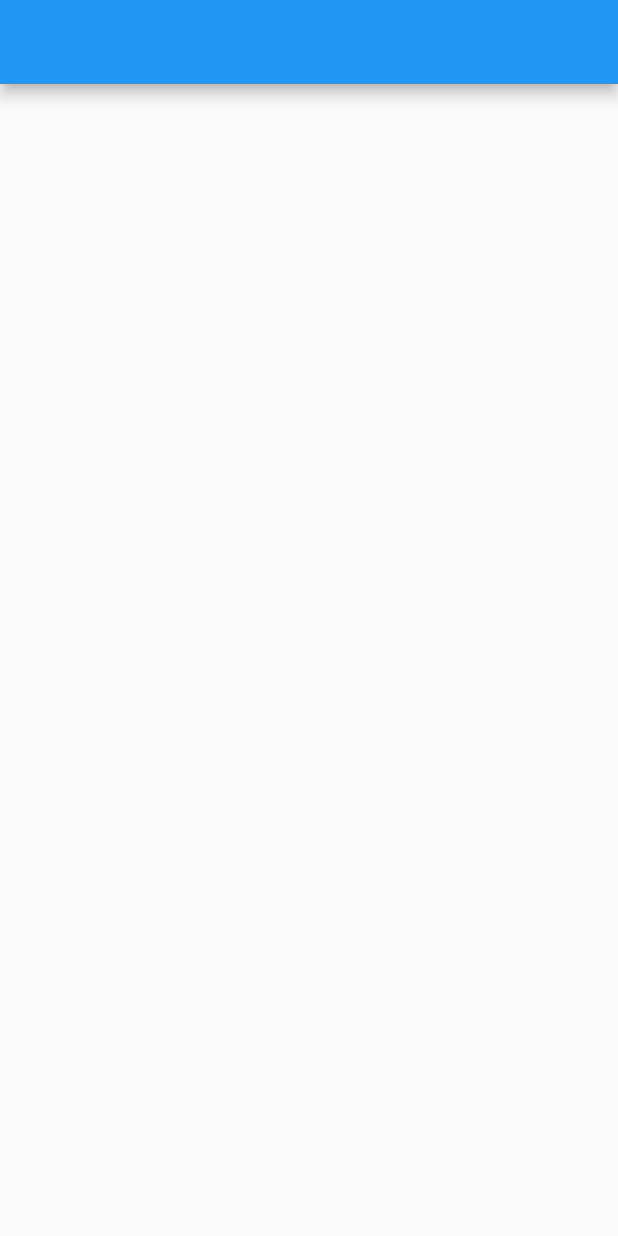
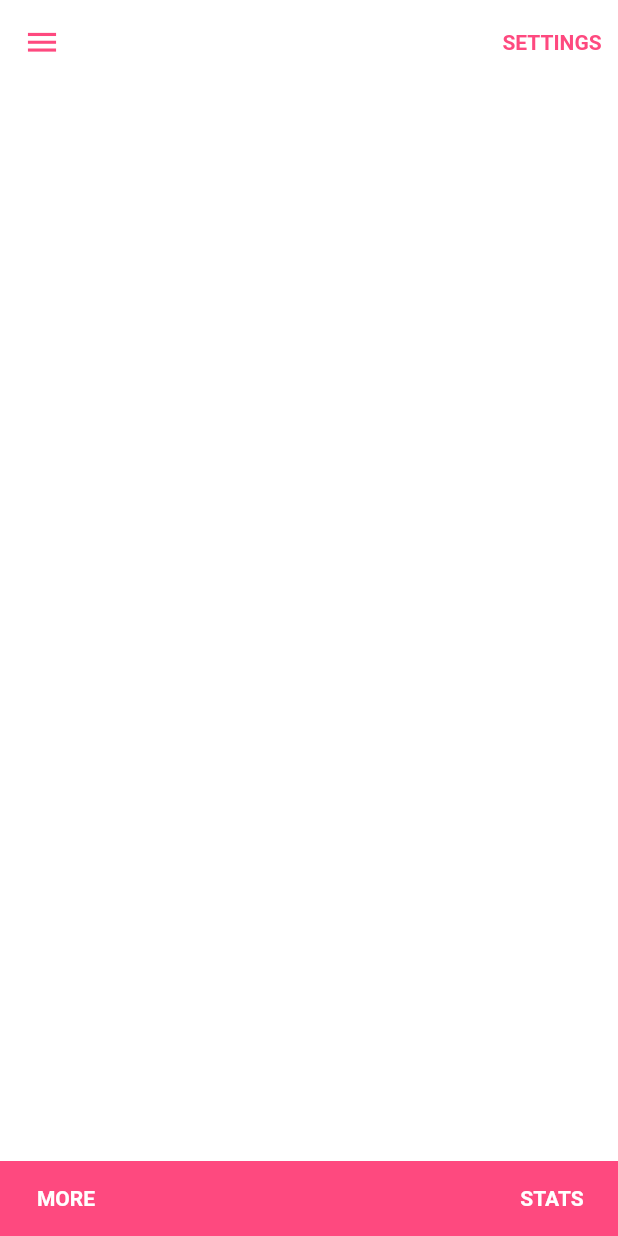
Before and after one commit to 28JayG/springy-slider, a Flutter app: the screen it shows after launch, on a phone screen of 412 x 824 dp. Run offline on Flutter 3.47's test engine with Material 2 defaults, Android fonts, the phone set to English and light mode, and no system bars.

```diff
--- a/lib/main.dart
+++ b/lib/main.dart
@@ -1,24 +1,23 @@
 import 'package:flutter/material.dart';
 import 'package:springy_slider/widgets/build_text_button.dart';
+import 'package:springy_slider/widgets/springy_slider.dart';
 
 void main() => runApp(new MyApp());
-
-//TODO:(1.1) Add an app bar and set the theme
 
 class MyApp extends StatelessWidget {
   @override
   Widget build(BuildContext context) {
     return new MaterialApp(
-//      theme: ThemeData(
-//        primaryColor: Color(0xFFFE497F),
-//      ),
+      theme: ThemeData(
+        scaffoldBackgroundColor: Colors.white,
+        primaryColor: Color(0xFFFE497F),
+      ),
       title: 'Flutter Demo',
       home: new MyHomePage(),
     );
   }
 }
 
-//TODO:(1.3) Your are now gonna create the bottom bar
 class MyHomePage extends StatefulWidget {
   @override
   _MyHomePageState createState() => new _MyHomePageState();
@@ -29,53 +28,59 @@ class _MyHomePageState extends State<MyHomePage> {
   Widget build(BuildContext context) {
     return new Scaffold(
       appBar: new AppBar(
-//        backgroundColor: Colors.white,
-//        elevation: 0.0,
-//        brightness: Brightness.light,
-//        iconTheme: IconThemeData(
-//          color: Theme.of(context).primaryColor,
-//        ),
-//        leading: IconButton(
-//          icon: Icon(
-//            Icons.menu,
-//            size: 25.0,
-//          ),
-//          onPressed: () {},
-//        ),
-//        actions: <Widget>[
-//          buildTextButton(
-//            title: 'settings',
-//            isOnLight: true,
-//            context: context,
-//          )
-//        ],
+        backgroundColor: Colors.white,
+        elevation: 0.0,
+        brightness: Brightness.light,
+        iconTheme: IconThemeData(
+          color: Theme.of(context).primaryColor,
+        ),
+        leading: IconButton(
+          icon: Icon(
+            Icons.menu,
+            size: 25.0,
+          ),
+          onPressed: () {},
+        ),
+        actions: <Widget>[
+          buildTextButton(
+            title: 'settings',
+            isOnLight: true,
+            context: context,
+          )
+        ],
       ),
-//      body: new Column(
-//        children: <Widget>[
-//          Expanded(
-//            child: Container(),
-//          ),
-//          Container(
-//            height: 50.0,
-//            color: Theme.of(context).primaryColor,
-//            child: Row(
-//              children: <Widget>[
-//                buildTextButton(
-//                  title: 'more',
-//                  isOnLight: false,
-//                ),
-//                Expanded(
-//                  child: Container(),
-//                ),
-//                buildTextButton(
-//                  title: 'stats',
-//                  isOnLight: false,
-//                ),
-//              ],
+      body: new Column(
+        children: <Widget>[
+          //TODO:(2.2) Bring in your SpringySlider
+          Expanded(
+            child:Container(),
+//            child: SpringySlider(
+//              markCount: 12,
+//              negativeColor: Theme.of(context).scaffoldBackgroundColor,
+//              positiveColor: Theme.of(context).primaryColor,
 //            ),
-//          ),
-//        ],
-//      ),
+          ),
+          Container(
+            height: 50.0,
+            color: Theme.of(context).primaryColor,
+            child: Row(
+              children: <Widget>[
+                buildTextButton(
+                  title: 'more',
+                  isOnLight: false,
+                ),
+                Expanded(
+                  child: Container(),
+                ),
+                buildTextButton(
+                  title: 'stats',
+                  isOnLight: false,
+                ),
+              ],
+            ),
+          ),
+        ],
+      ),
     );
   }
 }
--- a/lib/widgets/build_text_button.dart
+++ b/lib/widgets/build_text_button.dart
@@ -1,16 +1,16 @@
 import 'package:flutter/material.dart';
-//TODO:(1.2) build your text button
-//Widget buildTextButton({String title, bool isOnLight, BuildContext context}){
-//  return FlatButton(
-//    padding: const EdgeInsets.symmetric(horizontal: 5.0, vertical: 15.0),
-//    child: Text(
-//      title.toUpperCase(),
-//      style: TextStyle(
-//        color: isOnLight? Theme.of(context).primaryColor : Colors.white,
-//        fontSize: 14.0,
-//        fontWeight: FontWeight.bold,
-//      ),
-//    ),
-//    onPressed: (){},
-//  );
-//}
+
+Widget buildTextButton({String title, bool isOnLight, BuildContext context}){
+  return FlatButton(
+    padding: const EdgeInsets.symmetric(horizontal: 5.0, vertical: 15.0),
+    child: Text(
+      title.toUpperCase(),
+      style: TextStyle(
+        color: isOnLight? Theme.of(context).primaryColor : Colors.white,
+        fontSize: 14.0,
+        fontWeight: FontWeight.bold,
+      ),
+    ),
+    onPressed: (){},
+  );
+}
```
Also changed, not shown: lib/widgets/springy_slider.dart (added, +172 -0 lines).
